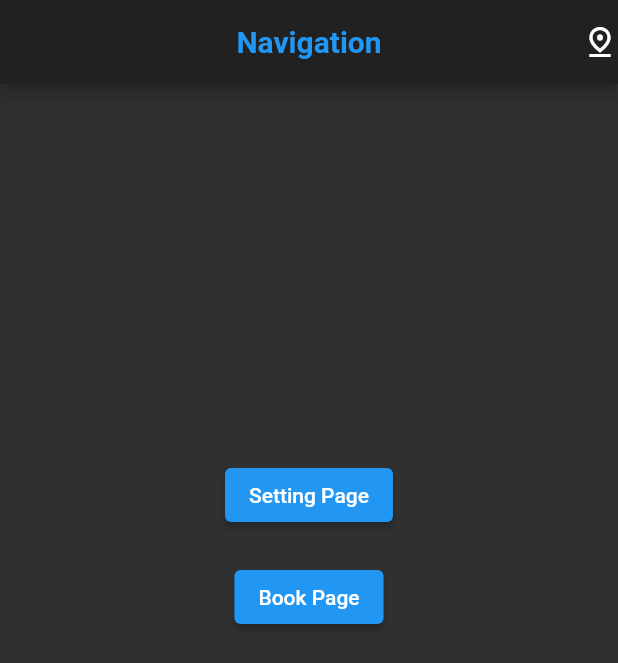
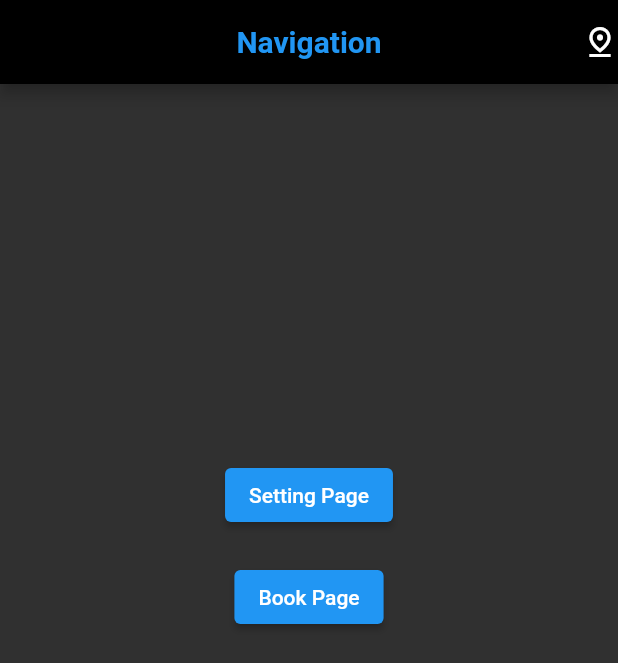
Before and after one commit to Dylanjnr/Ninja_id, a Flutter app: the screen it shows after launch, on a phone screen of 412 x 824 dp. Shown: the top 663 px of the screen. Run offline on Flutter 3.47's test engine with Material 2 defaults, Android fonts, the phone set to English and light mode, and no system bars.

Commit message:
second commit

```diff
--- a/lib/features/home/presentation/views/navigation.dart
+++ b/lib/features/home/presentation/views/navigation.dart
@@ -18,7 +18,7 @@ class _NavigationState extends State<Navigation> {
         actions: [
           Icon(Icons.pin_drop_outlined)
         ],
-        backgroundColor: Colors.grey[900],
+        backgroundColor: Colors.black,
         centerTitle: true,
         title: Text(
           'Navigation',
```
